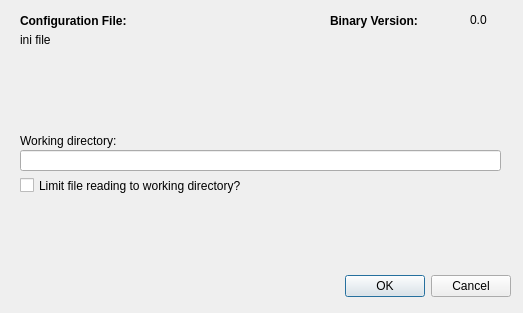
Above: optionsdialog.ui from michaelfranzl/popcorn before the change. Below: the same form after it.
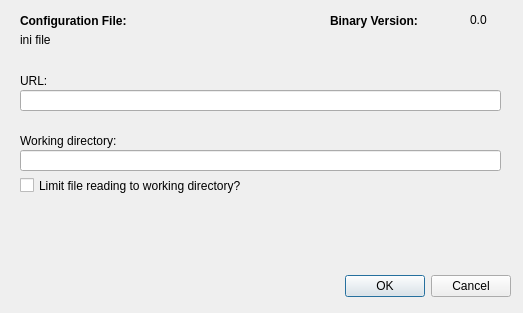
That is the form after the change.

Commit message: re-added URL paramter in INI file, compiles on Windows

```diff
--- a/optionsdialog.ui
+++ b/optionsdialog.ui
@@ -132,6 +132,29 @@
     <string>Limit file reading to working directory?</string>
    </property>
   </widget>
+  <widget class="QLineEdit" name="urlInput">
+   <property name="geometry">
+    <rect>
+     <x>20</x>
+     <y>90</y>
+     <width>481</width>
+     <height>21</height>
+    </rect>
+   </property>
+  </widget>
+  <widget class="QLabel" name="label_3">
+   <property name="geometry">
+    <rect>
+     <x>20</x>
+     <y>70</y>
+     <width>481</width>
+     <height>21</height>
+    </rect>
+   </property>
+   <property name="text">
+    <string>URL:</string>
+   </property>
+  </widget>
  </widget>
  <resources/>
  <connections>
```
The commit also changes 7 other files.
